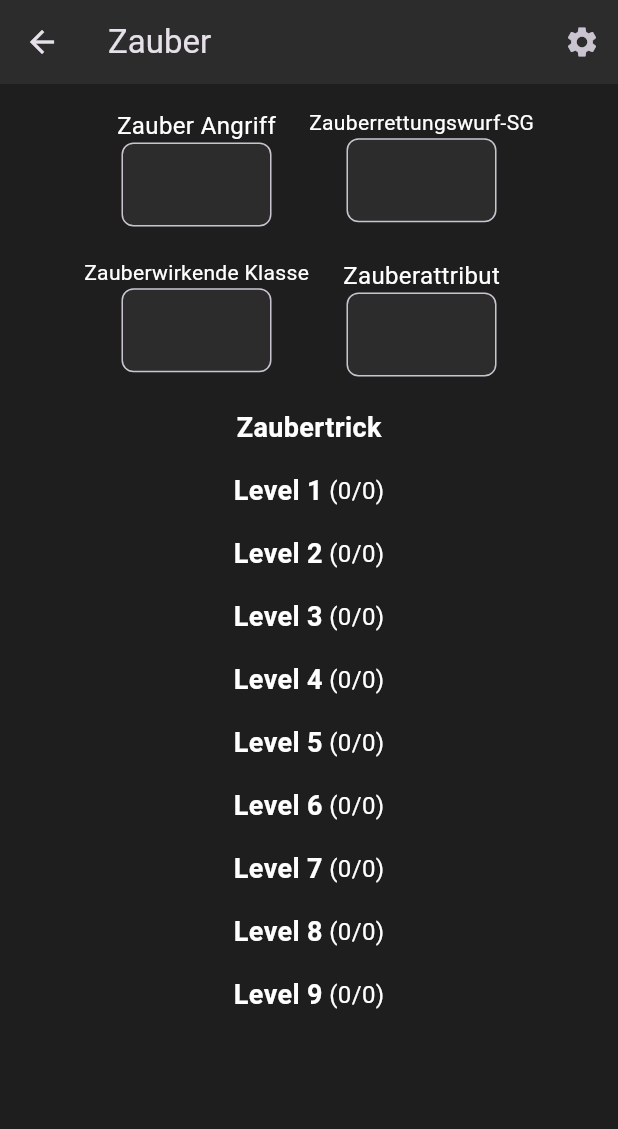
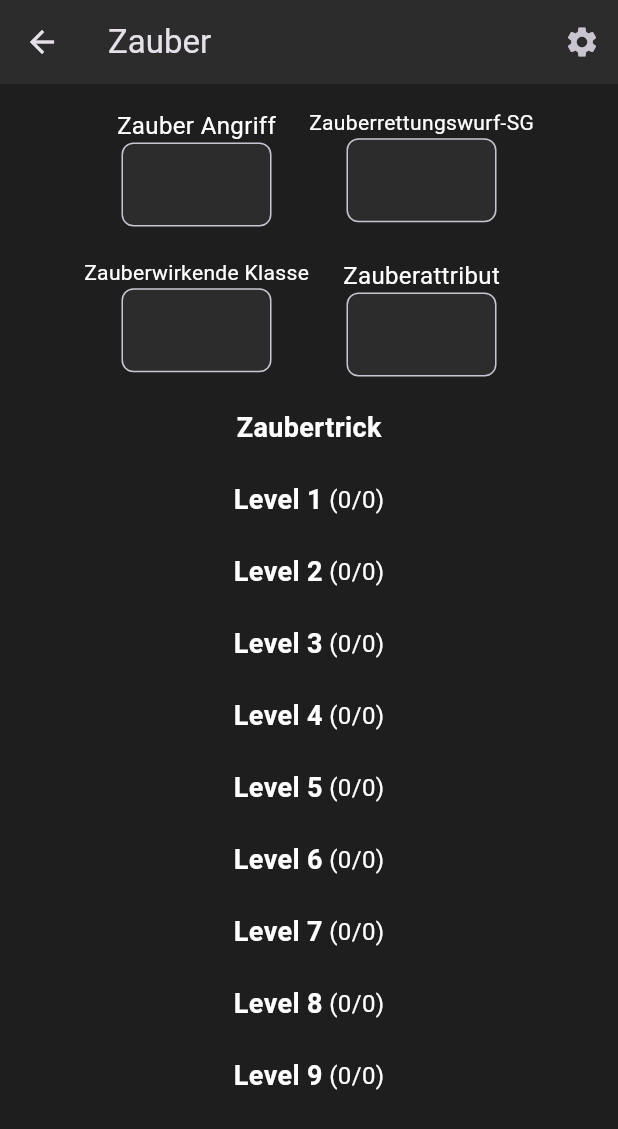
Before and after one commit to BonobosInc/dnd, a Flutter app: the SpellManagementPage screen opened directly with empty values, on a phone screen of 412 x 824 dp. Shown: the top 1129 px of the screen. Run offline on Flutter 3.47's test engine with Material 3 defaults, Android fonts, the light colour scheme and no system bars; our stand-ins replace file_picker, sqflite, sqflite_common_ffi; accounts and stored records are empty.

Commit message:
more fixes

```diff
--- a/lib/views/spell_view.dart
+++ b/lib/views/spell_view.dart
@@ -291,8 +291,9 @@ class SpellManagementPageState extends State<SpellManagementPage> {
                     ],
                   ),
                 ),
+                const SizedBox(height: 14),
                 ..._buildSpellNames(levelIndex),
-                const SizedBox(height: 16),
+                const SizedBox(height: 8),
               ],
             ),
           );
@@ -315,7 +316,7 @@ class SpellManagementPageState extends State<SpellManagementPage> {
             width: 150,
             child: Container(
               padding: const EdgeInsets.symmetric(vertical: 4.0),
-            margin: const EdgeInsets.only(bottom: 8.0),
+              margin: const EdgeInsets.only(bottom: 8.0, right: 8.0),
               decoration: BoxDecoration(
                 color: AppColors.cardColor,
                 borderRadius: BorderRadius.circular(10.0),
@@ -347,11 +348,21 @@ class SpellManagementPageState extends State<SpellManagementPage> {
         ),
       );
     }
-  return fields;
+
+    return [
+      Center(
+        child: SizedBox(
+          width: MediaQuery.of(context).size.width * 0.7,
+          child: Wrap(
+            alignment: WrapAlignment.center,
+            spacing: 8.0,
+            runSpacing: 8.0,
+            children: fields,
+          ),
+        ),
+      ),
+    ];
   }
-
-
-
 
   void _showSpellDescription(String spellName, String? description) {
     showDialog(
```
Lines whose indentation alone changed are shown as unchanged.
